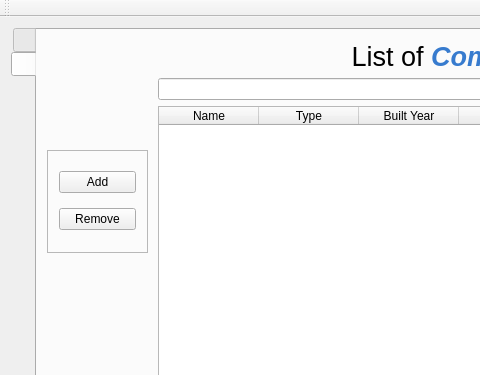
Before: the Qt Designer form ui/computerscientists.ui in VLN-H7/Skil3, drawn with Qt 5; both pictures show x 0 to 480 and y 0 to 375 of the 1000 by 600 pixel window.
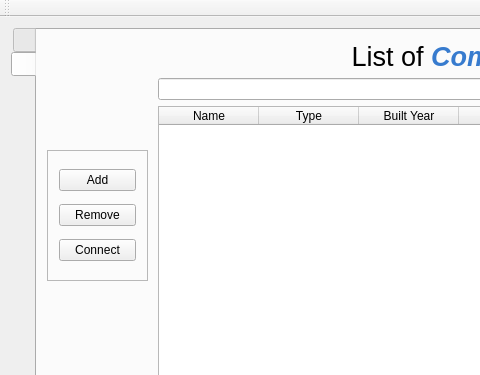
After: the same form once the commit is applied. The open tabs and pages were chosen to show the change. Icons and pictures are not drawn.

Diff of the .ui file:
```diff
--- a/ui/computerscientists.ui
+++ b/ui/computerscientists.ui
@@ -455,7 +455,7 @@
           <x>10</x>
           <y>120</y>
           <width>101</width>
-          <height>103</height>
+          <height>131</height>
          </rect>
         </property>
         <property name="frameShape">
@@ -487,6 +487,13 @@
            </property>
           </widget>
          </item>
+         <item>
+          <widget class="QPushButton" name="btnComputerConnect">
+           <property name="text">
+            <string>Connect</string>
+           </property>
+          </widget>
+         </item>
         </layout>
        </widget>
        <widget class="QWidget" name="widget_7" native="true">
```
Left out of the diff: 4 changed lines with no effect on the pictures.
